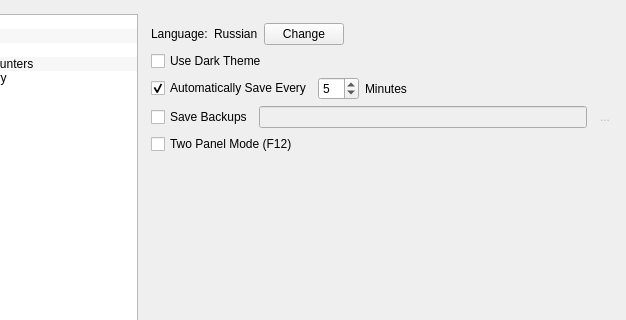
Old version of the form src/bin/scenarist-desktop/UserInterfaceLayer/Settings/SettingsView.ui in the repository One-Phantom/KITScenarist; both pictures show x 92 to 718 and y 0 to 320 of the 718 by 656 pixel window.
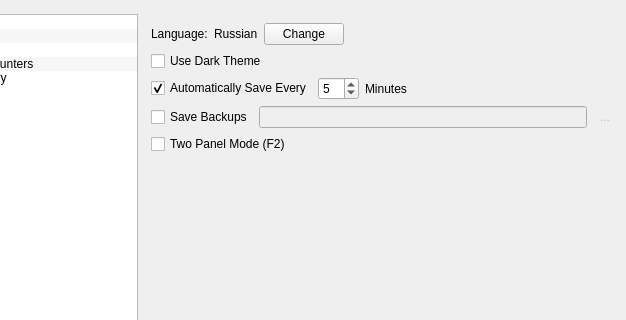
New version of the form. Icons and pictures are not drawn. Custom widgets are drawn as their Qt base class.

Commit message: Return print preview menu item + add two panel mode menu item

Patch:
```diff
--- a/src/bin/scenarist-desktop/UserInterfaceLayer/Settings/SettingsView.ui
+++ b/src/bin/scenarist-desktop/UserInterfaceLayer/Settings/SettingsView.ui
@@ -296,7 +296,7 @@
                   <item row="4" column="0">
                    <widget class="QCheckBox" name="applicationTwoPanelMode">
                     <property name="text">
-                     <string>Two Panel Mode (F12)</string>
+                     <string>Two Panel Mode (F2)</string>
                     </property>
                    </widget>
                   </item>
```
The commit also changes 5 other files.
